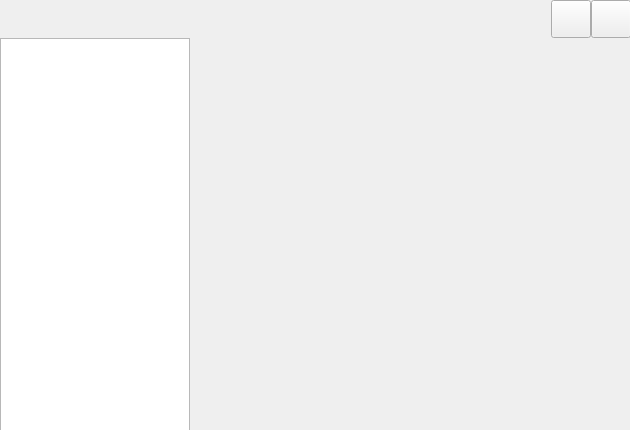
Above: ui/main.ui from cattmem/QWidget before the change. Below: the same form after it.
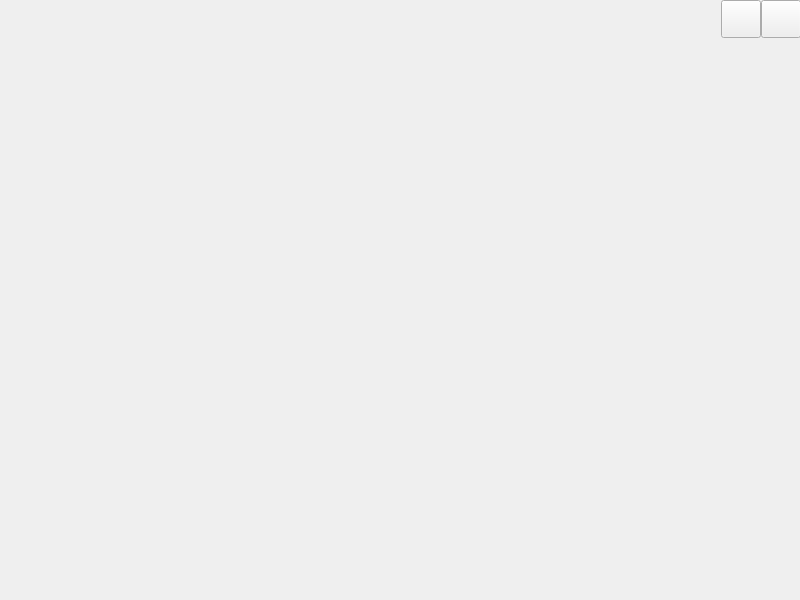
That is the form after the change.

Patch:
```diff
--- a/ui/main.ui
+++ b/ui/main.ui
@@ -6,27 +6,30 @@
    <rect>
     <x>0</x>
     <y>0</y>
-    <width>630</width>
-    <height>430</height>
+    <width>800</width>
+    <height>600</height>
    </rect>
   </property>
   <property name="windowTitle">
    <string>MainWindow</string>
   </property>
   <widget class="QWidget" name="centralwidget">
-   <widget class="QWidget" name="">
+   <widget class="QWidget" name="layoutWidget">
     <property name="geometry">
      <rect>
       <x>0</x>
       <y>0</y>
-      <width>631</width>
-      <height>431</height>
+      <width>801</width>
+      <height>601</height>
      </rect>
     </property>
     <layout class="QVBoxLayout" name="verticalLayout">
      <property name="spacing">
       <number>0</number>
      </property>
+     <property name="bottomMargin">
+      <number>0</number>
+     </property>
      <item>
       <layout class="QHBoxLayout" name="topLayout">
        <property name="spacing">
@@ -43,7 +46,7 @@
          <property name="sizeHint" stdset="0">
           <size>
            <width>40</width>
-           <height>20</height>
+           <height>38</height>
           </size>
          </property>
         </spacer>
@@ -101,22 +104,9 @@
          <property name="sizeConstraint">
           <enum>QLayout::SetMinimumSize</enum>
          </property>
-         <item>
-          <widget class="QListWidget" name="listMenu">
-           <property name="minimumSize">
-            <size>
-             <width>54</width>
-             <height>0</height>
-            </size>
-           </property>
-           <property name="maximumSize">
-            <size>
-             <width>190</width>
-             <height>16777215</height>
-            </size>
-           </property>
-          </widget>
-         </item>
+         <property name="rightMargin">
+          <number>0</number>
+         </property>
         </layout>
        </item>
        <item>
@@ -130,6 +120,29 @@
        </item>
       </layout>
      </item>
+     <item>
+      <layout class="QHBoxLayout" name="bottomLayer">
+       <property name="spacing">
+        <number>0</number>
+       </property>
+       <property name="sizeConstraint">
+        <enum>QLayout::SetMinimumSize</enum>
+       </property>
+       <item>
+        <spacer name="bottomSpace">
+         <property name="orientation">
+          <enum>Qt::Horizontal</enum>
+         </property>
+         <property name="sizeHint" stdset="0">
+          <size>
+           <width>40</width>
+           <height>30</height>
+          </size>
+         </property>
+        </spacer>
+       </item>
+      </layout>
+     </item>
     </layout>
    </widget>
   </widget>
```
Left out of the diff: 6 changed lines with no effect on the pictures.
